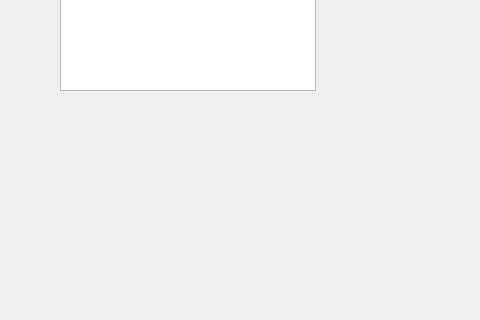
steinarb08/Verkefni1_2, file Verk1_2/connectionscreen.ui: the form before one commit; both pictures show x 0 to 480 and y 280 to 600 of the 800 by 600 pixel window.
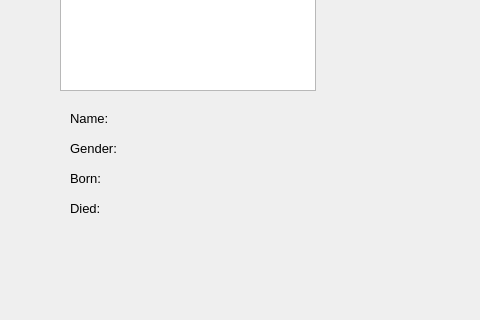
The form after the commit.

Commit message: added labels to connectionscreen ui

Patch:
```diff
--- a/Verk1_2/connectionscreen.ui
+++ b/Verk1_2/connectionscreen.ui
@@ -57,6 +57,150 @@
      <string>Load list</string>
     </property>
    </widget>
+   <widget class="QLabel" name="lblNamelbl">
+    <property name="geometry">
+     <rect>
+      <x>70</x>
+      <y>390</y>
+      <width>55</width>
+      <height>16</height>
+     </rect>
+    </property>
+    <property name="font">
+     <font>
+      <pointsize>10</pointsize>
+     </font>
+    </property>
+    <property name="text">
+     <string>Name:</string>
+    </property>
+   </widget>
+   <widget class="QLabel" name="lblGenderlbl">
+    <property name="geometry">
+     <rect>
+      <x>70</x>
+      <y>420</y>
+      <width>55</width>
+      <height>16</height>
+     </rect>
+    </property>
+    <property name="font">
+     <font>
+      <pointsize>10</pointsize>
+     </font>
+    </property>
+    <property name="text">
+     <string>Gender:</string>
+    </property>
+   </widget>
+   <widget class="QLabel" name="lblByearlbl">
+    <property name="geometry">
+     <rect>
+      <x>70</x>
+      <y>450</y>
+      <width>111</width>
+      <height>16</height>
+     </rect>
+    </property>
+    <property name="font">
+     <font>
+      <pointsize>10</pointsize>
+     </font>
+    </property>
+    <property name="text">
+     <string>Born:</string>
+    </property>
+   </widget>
+   <widget class="QLabel" name="lblDyearlbl">
+    <property name="geometry">
+     <rect>
+      <x>70</x>
+      <y>480</y>
+      <width>55</width>
+      <height>16</height>
+     </rect>
+    </property>
+    <property name="font">
+     <font>
+      <pointsize>10</pointsize>
+     </font>
+    </property>
+    <property name="text">
+     <string>Died:</string>
+    </property>
+   </widget>
+   <widget class="QLabel" name="lblName">
+    <property name="geometry">
+     <rect>
+      <x>140</x>
+      <y>390</y>
+      <width>171</width>
+      <height>16</height>
+     </rect>
+    </property>
+    <property name="font">
+     <font>
+      <pointsize>10</pointsize>
+     </font>
+    </property>
+    <property name="text">
+     <string/>
+    </property>
+   </widget>
+   <widget class="QLabel" name="lblByear">
+    <property name="geometry">
+     <rect>
+      <x>140</x>
+      <y>450</y>
+      <width>171</width>
+      <height>16</height>
+     </rect>
+    </property>
+    <property name="font">
+     <font>
+      <pointsize>10</pointsize>
+     </font>
+    </property>
+    <property name="text">
+     <string/>
+    </property>
+   </widget>
+   <widget class="QLabel" name="lblDyear">
+    <property name="geometry">
+     <rect>
+      <x>140</x>
+      <y>480</y>
+      <width>171</width>
+      <height>16</height>
+     </rect>
+    </property>
+    <property name="font">
+     <font>
+      <pointsize>10</pointsize>
+     </font>
+    </property>
+    <property name="text">
+     <string/>
+    </property>
+   </widget>
+   <widget class="QLabel" name="lblGender">
+    <property name="geometry">
+     <rect>
+      <x>140</x>
+      <y>420</y>
+      <width>171</width>
+      <height>16</height>
+     </rect>
+    </property>
+    <property name="font">
+     <font>
+      <pointsize>10</pointsize>
+     </font>
+    </property>
+    <property name="text">
+     <string/>
+    </property>
+   </widget>
   </widget>
   <widget class="QMenuBar" name="menubar">
    <property name="geometry">
```
The commit also changes 2 other files.
